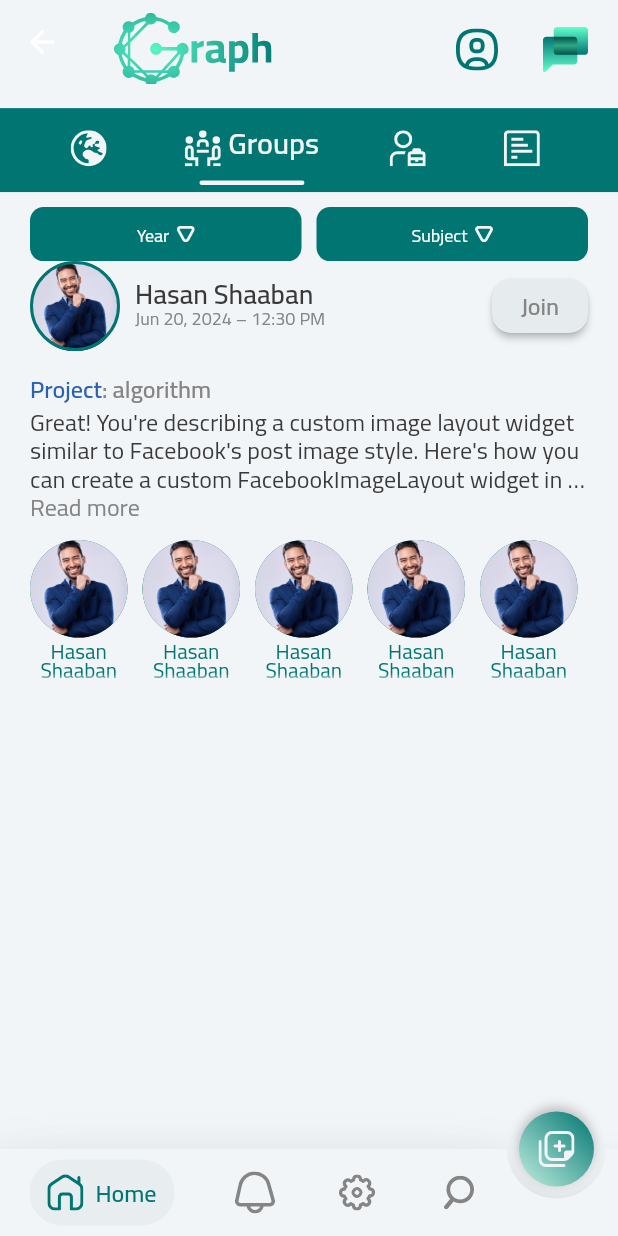
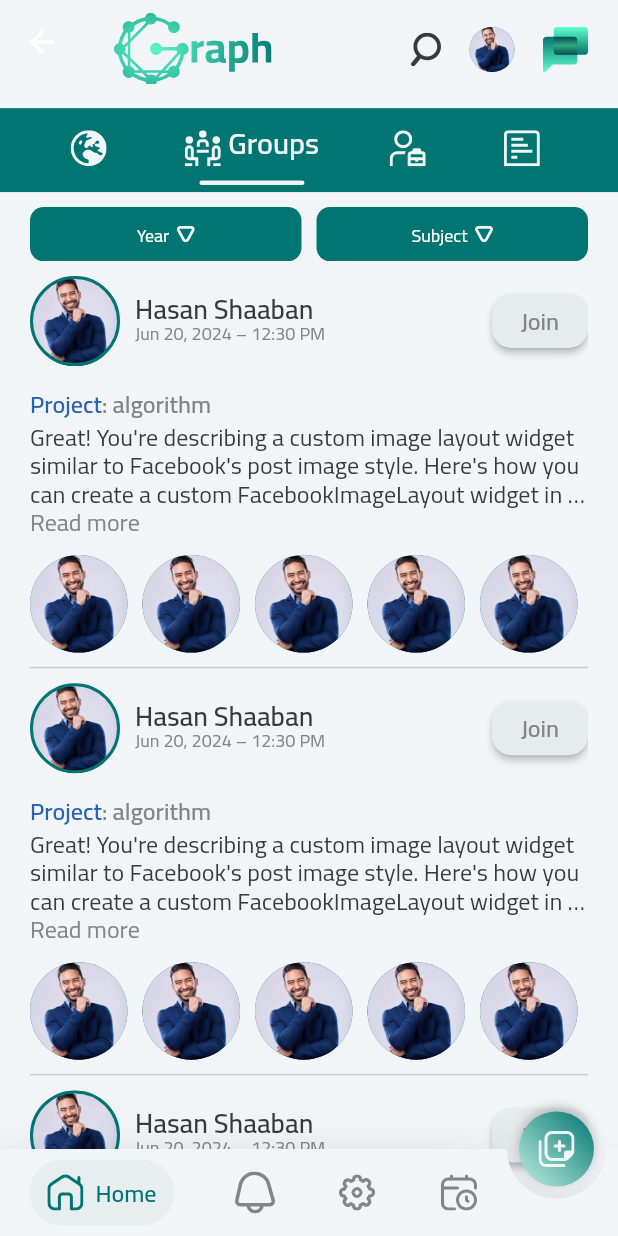
Before and after one commit to hasanShaaban/graph, a Flutter app: the MainPage screen opened directly, after a tap on an icon or button, on a phone screen of 412 x 824 dp. Run offline on Flutter 3.47's test engine with Material 3 defaults, Android fonts, the phone set to English and light mode, and no system bars; drawn by our look-alikes of stylish_bottom_bar; our stand-ins replace bloc, dartz, dio, dots_indicator, flutter_bloc, flutter_datetime_picker_plus and 7 more; missing offline and left inert: comment_tree, easy_pdf_viewer; accounts and stored records are empty.

Commit message:
some edits

```diff
--- a/lib/core/utils/appAssets.dart
+++ b/lib/core/utils/appAssets.dart
@@ -29,6 +29,10 @@ class Assets {
   /// Assets for iconsCakeBirthday
   /// assets/icons/cake-birthday.svg
   static const String iconsCakeBirthday = "assets/icons/cake-birthday.svg";
+
+  /// Assets for iconsCalendarClock
+  /// assets/icons/calendar-clock.svg
+  static const String iconsCalendarClock = "assets/icons/calendar-clock.svg";
 
   /// Assets for iconsChangeLanguage
   /// assets/icons/changeLanguage.svg
--- a/lib/core/widgets/posts/ads_post.dart
+++ b/lib/core/widgets/posts/ads_post.dart
@@ -1,7 +1,7 @@
 import 'package:flutter/material.dart';
-import 'package:graph/core/utils/app_text_style.dart';
 import 'package:graph/core/utils/constants.dart';
 import 'package:graph/core/widgets/posts/ads_post_widgets/ads_post_header.dart';
+import 'package:graph/core/widgets/posts/expandable_text.dart';
 import 'package:graph/core/widgets/posts/public_post_widgets/react_button.dart';
 
 class AdsPost extends StatelessWidget {
@@ -20,12 +20,9 @@ class AdsPost extends StatelessWidget {
             children: [
               AdsPostHeader(width: width, height: height),
               SizedBox(height: 10),
-              Text(
+              ExpandableText(
                 'Notice: Algorithm Course Project Interviews This is to inform all students that interviews for the Algorithm course projects will be conducted next Sunday. All students are required to be prepared to present and discuss their project work with the course instructors. Further details regarding the schedule and venue will be announced soon.',
-                style: AppTextStyle.cairoSemiBold16.copyWith(
-                  height: 1.3,
-                  color: Constants2.darkPrimaryColor(context),
-                ),
+                trimLines: 3,
               ),
               SizedBox(height: 25),
               Divider(
--- a/lib/core/widgets/posts/group_post.dart
+++ b/lib/core/widgets/posts/group_post.dart
@@ -1,10 +1,8 @@
 import 'package:flutter/material.dart';
-import 'package:graph/core/utils/appAssets.dart';
-import 'package:graph/core/utils/app_text_style.dart';
 import 'package:graph/core/utils/constants.dart';
+import 'package:graph/core/widgets/posts/group_post_widgets/group_member_list_view.dart';
 import 'package:graph/core/widgets/posts/group_post_widgets/group_post_header.dart';
 import 'package:graph/core/widgets/posts/group_post_widgets/text_section.dart';
-import 'package:graph/features/profile/presentation/views/widgets/group_member_info.dart';
 import 'package:graph/generated/l10n.dart';
 
 class GroupPost extends StatelessWidget {
@@ -18,63 +16,14 @@ class GroupPost extends StatelessWidget {
     return Column(
       crossAxisAlignment: CrossAxisAlignment.start,
       children: [
+        SizedBox(height: 10),
         GroupPostHeader(width: width, height: height, lang: lang),
         SizedBox(height: 10),
         TextSection(lang: lang),
         SizedBox(height: 10),
-        SizedBox(
-          height: height * 130 / 890 - 16,
-          width: width,
-          child: ListView.builder(
-            itemCount: 6,
-            scrollDirection: Axis.horizontal,
-            physics: const BouncingScrollPhysics(),
-            itemBuilder:
-                (context, index) => Padding(
-                  padding: EdgeInsets.only(
-                    right: lang.lang == 'en' ? 10 : 0,
-                    left: lang.lang == 'ar' ? 10 : 0,
-                  ),
-                  child: GestureDetector(
-                    onLongPress: () {
-                      showDialog(
-                        context: context,
-                        builder: (context) => GroupMemberInfo(lang: lang),
-                      );
-                    },
-                    child: SizedBox(
-                      height: height * 130 / 890,
-                      width: 65,
-                      child: Column(
-                        children: [
-                          CircleAvatar(
-                            backgroundColor: Constants2.primaryColor(context),
-                            radius: 65 / 2,
-                            backgroundImage: AssetImage(
-                              Assets.imagesProfileImage,
-                            ),
-                          ),
-                          SizedBox(height: 5),
-                          SizedBox(
-                            height: height * 130 / 890 - 95,
-                            width: 65,
-                            child: Text(
-                              'Hasan Shaaban',
-                              textAlign: TextAlign.center,
-                              style: AppTextStyle.cairoRegular14.copyWith(
-                                height: 0.9,
-                                overflow: TextOverflow.fade,
-                                color: Constants2.primaryColor(context),
-                              ),
-                            ),
-                          ),
-                        ],
-                      ),
-                    ),
-                  ),
-                ),
-          ),
-        ),
+        GroupMembersListView(height: height, width: width, lang: lang),
+        SizedBox(height: 5),
+        Divider(height: 1, color: Constants2.dividerColor(context),thickness: 1,)
       ],
     );
   }
--- /dev/null
+++ b/lib/core/widgets/posts/group_post_widgets/group_member_list_view.dart
@@ -0,0 +1,57 @@
+import 'package:flutter/material.dart';
+import 'package:graph/core/utils/appAssets.dart';
+import 'package:graph/core/utils/constants.dart';
+import 'package:graph/features/profile/presentation/views/widgets/group_member_info.dart';
+import 'package:graph/generated/l10n.dart';
+
+class GroupMembersListView extends StatelessWidget {
+  const GroupMembersListView({
+    super.key,
+    required this.height,
+    required this.width,
+    required this.lang,
+  });
+
+  final double height;
+  final double width;
+  final S lang;
+
+  @override
+  Widget build(BuildContext context) {
+    return SizedBox(
+      height: height * 75 / 890,
+      width: width,
+      child: ListView.builder(
+        itemCount: 6,
+        scrollDirection: Axis.horizontal,
+        physics: const BouncingScrollPhysics(),
+        itemBuilder:
+            (context, index) => Padding(
+              padding: EdgeInsets.only(
+                right: lang.lang == 'en' ? 10 : 0,
+                left: lang.lang == 'ar' ? 10 : 0,
+              ),
+              child: GestureDetector(
+                onLongPress: () {
+                  showDialog(
+                    context: context,
+                    builder: (context) => GroupMemberInfo(lang: lang),
+                  );
+                },
+                child: Column(
+                  children: [
+                    CircleAvatar(
+                      backgroundColor: Constants2.primaryColor(context),
+                      radius: 65 / 2,
+                      backgroundImage: AssetImage(
+                        Assets.imagesProfileImage,
+                      ),
+                    ),
+                  ],
+                ),
+              ),
+            ),
+      ),
+    );
+  }
+}
--- a/lib/features/main/presentation/views/main_page.dart
+++ b/lib/features/main/presentation/views/main_page.dart
@@ -34,7 +34,7 @@ class _MainPageState extends State<MainPage> {
       child: Scaffold(
         backgroundColor: Constants2.lightPrimaryColor(context),
         extendBody: true,
-        floatingActionButtonLocation: FloatingActionButtonLocation.endDocked,
+        floatingActionButtonLocation: lang.lang == 'en' ? FloatingActionButtonLocation.endDocked : FloatingActionButtonLocation.startDocked,
         floatingActionButton: MainFloatingActionButton(width: width),
         body: PageView(
           onPageChanged: (value) {
--- a/lib/features/main/presentation/views/widgets/home/ads_page.dart
+++ b/lib/features/main/presentation/views/widgets/home/ads_page.dart
@@ -8,7 +8,13 @@ class AdsPage extends StatelessWidget {
   Widget build(BuildContext context) {
     return Column(
       children: [
-        AdsPost(),
+        Expanded(
+          child: ListView.builder(
+            physics: BouncingScrollPhysics(),
+            itemCount: 3,
+            itemBuilder: (context, index) => AdsPost(),
+          ),
+        ),
       ],
     );
   }
--- a/lib/features/main/presentation/views/widgets/home/groups_page.dart
+++ b/lib/features/main/presentation/views/widgets/home/groups_page.dart
@@ -13,7 +13,13 @@ class GroupsPage extends StatelessWidget {
       child: Column(
         children: [
           MajorAndYearDropdownButtonsSection(height: height),
-          GroupPost(),
+          Expanded(
+            child: ListView.builder(
+              physics: BouncingScrollPhysics(),
+              itemCount: 10,
+              itemBuilder: (context, index) => GroupPost(),
+            ),
+          ),
         ],
       ),
     );
--- a/lib/features/main/presentation/views/widgets/home/home_page_app_bar.dart
+++ b/lib/features/main/presentation/views/widgets/home/home_page_app_bar.dart
@@ -3,6 +3,7 @@ import 'package:flutter_svg/svg.dart';
 import 'package:graph/core/utils/appAssets.dart';
 import 'package:graph/core/utils/constants.dart';
 import 'package:graph/features/profile/presentation/views/profile_view.dart';
+import 'package:graph/generated/l10n.dart';
 
 class HomePageAppBar extends StatelessWidget {
   const HomePageAppBar({super.key, required this.height, required this.width});
@@ -12,6 +13,7 @@ class HomePageAppBar extends StatelessWidget {
 
   @override
   Widget build(BuildContext context) {
+    var lang = S.of(context);
     return SliverAppBar(
       elevation: 0,
       floating: true,
@@ -25,20 +27,27 @@ class HomePageAppBar extends StatelessWidget {
       ),
       actions: [
         Padding(
-          padding: const EdgeInsets.only(right: 20, top: 10),
+          padding: EdgeInsets.only(
+            right: lang.lang == 'en' ? 20 : 0,
+            left: lang.lang == 'ar' ? 20 : 0,
+            top: 10,
+          ),
           child: Row(
             children: [
+              SvgPicture.asset(Assets.iconsSearch,color: Constants2.darkPrimaryColor(context),),
+              SizedBox(width: 10),
               IconButton(
                 onPressed: () {
                   Navigator.pushNamed(context, ProfileView.name);
                 },
-                icon: SvgPicture.asset(
-                  Assets.iconsCircleUser,
-                  color: Constants.primaryColor,
+                icon: CircleAvatar(
+                  radius: 20,
+                  backgroundImage: AssetImage(Assets.imagesProfileImage),
                 ),
               ),
-              SizedBox(width: 20),
+              SizedBox(width: 10),
               SvgPicture.asset(Assets.iconsChat),
+
             ],
           ),
         ),
--- a/lib/features/main/presentation/views/widgets/main_navigation_bar.dart
+++ b/lib/features/main/presentation/views/widgets/main_navigation_bar.dart
@@ -33,7 +33,7 @@ class MainNavigationBar extends StatelessWidget {
           title: 'Notifications',
         ),
         bottomTabBuilder(context,icon: Assets.iconsSettings, title: 'Settings'),
-        bottomTabBuilder(context,icon: Assets.iconsSearch, title: 'Search'),
+        bottomTabBuilder(context,icon: Assets.iconsCalendarClock, title: 'Search'),
       ],
       option: BubbleBarOptions(
         iconSize: 20,
```
Also changed, not shown: assets/icons/calendar-clock.svg (added).
